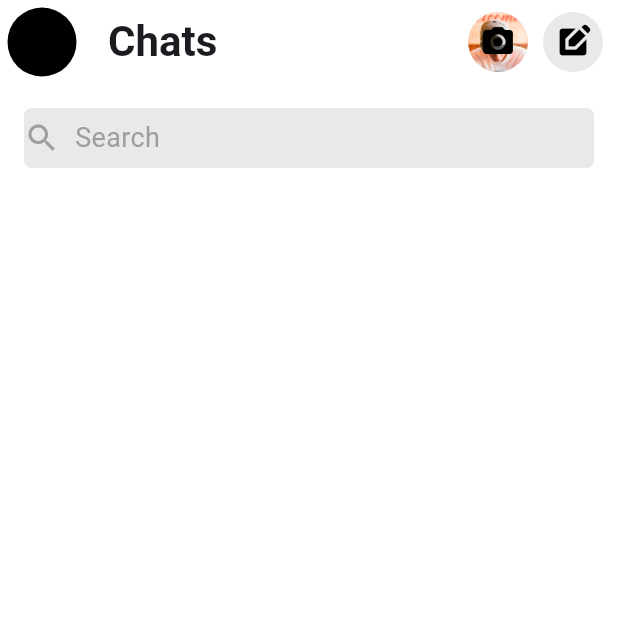
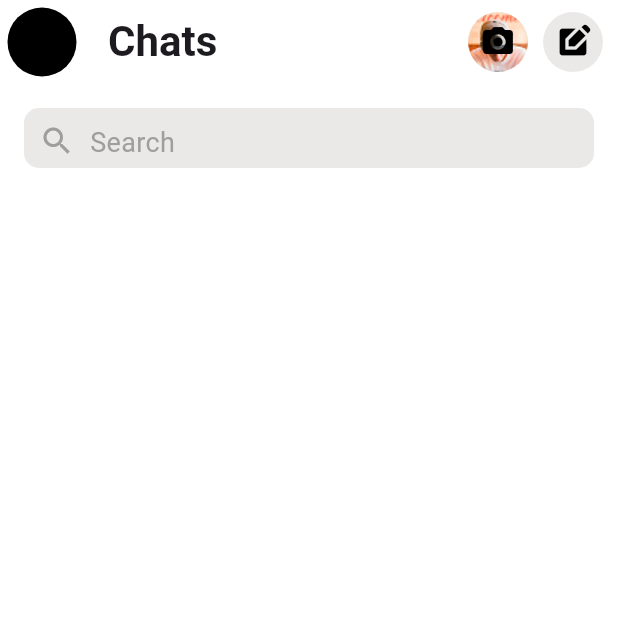
Before and after one commit to AthiraaAthi/messenger_ui, a Flutter app: the screen it shows after launch, on a phone screen of 412 x 824 dp, the top half of it. Run offline on Flutter 3.47's test engine with Material 3 defaults, Android fonts, the phone set to English and light mode, and no system bars.

Commit message:
added padding to the Container in HomeScreen for improved layout

```diff
--- a/lib/view/home_screen/home.dart
+++ b/lib/view/home_screen/home.dart
@@ -59,9 +59,10 @@ class HomeScreen extends StatelessWidget {
             Container(
               height: 40,
               width: double.infinity,
+              padding: EdgeInsets.all(10),
               decoration: BoxDecoration(
                 color: grey,
-                borderRadius: BorderRadius.circular(5),
+                borderRadius: BorderRadius.circular(10),
               ),
               child: Row(
                 children: [
```
